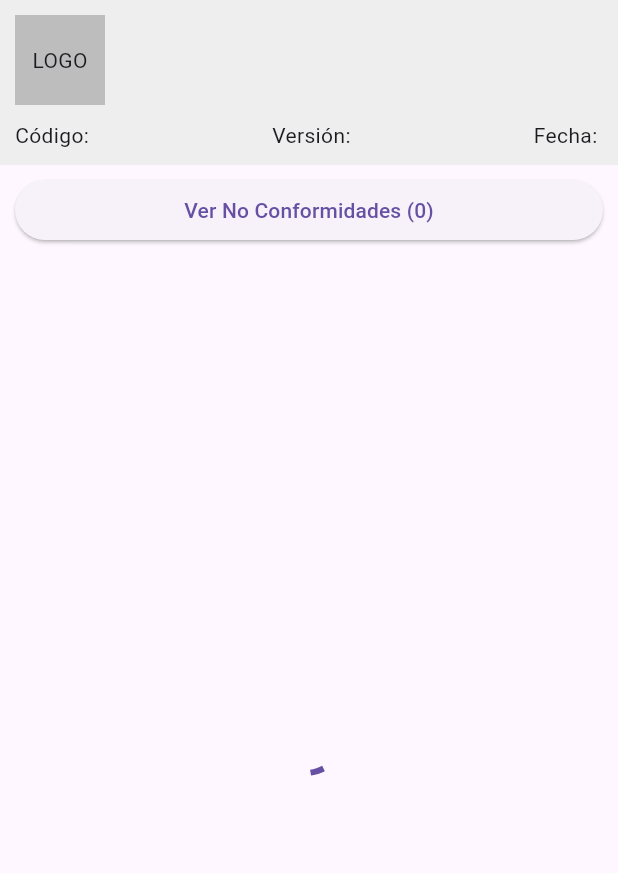
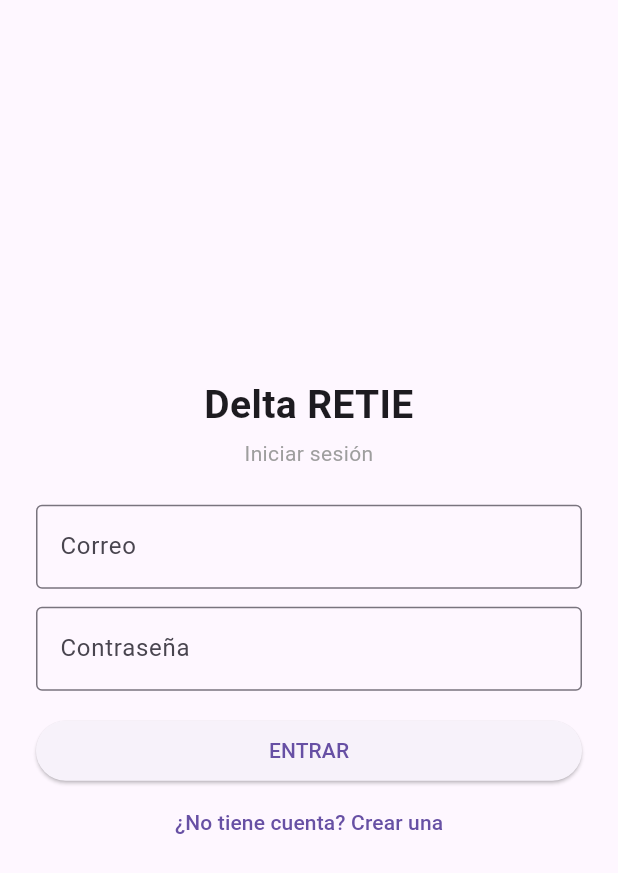
Before and after one commit to K470r/Delta_RETIE, a Flutter app: the screen it shows after launch, on a phone screen of 412 x 824 dp. Shown: the top 873 px of the screen. Run offline on Flutter 3.47's test engine with Material 3 defaults, Android fonts, the phone set to English and light mode, and no system bars; our stand-ins replace file_picker, image_picker, supabase_flutter; missing offline and left inert: record; accounts and stored records are empty.

Commit message:
Supabase: login, roles y admin principal
- Pantalla de login/registro con Supabase Auth; la app exige sesión
- Tabla perfiles con rol admin/inspector; directortecnico.gceisas@gmail.com
  queda como admin automáticamente al registrarse (trigger)
- RLS: cada inspector ve sus NC y evidencias; el admin ve todo
- Bucket de evidencias privado, rutas por usuario
- URL y anon key del proyecto como valores por defecto

Co-Authored-By: Claude Opus 5.5 <noreply@anthropic.com>
Claude-Session: https://claude.ai/code/session_01Ks4cfELCgwczTzWUGuvREb

```diff
--- a/lib/config/supabase_config.dart
+++ b/lib/config/supabase_config.dart
@@ -1,19 +1,21 @@
 /// Configuración de Supabase.
 ///
-/// Las credenciales NO se guardan en el código. Se pasan al compilar/ejecutar:
-///
-///   flutter run \
-///     --dart-define=SUPABASE_URL=https://xxxx.supabase.co \
-///     --dart-define=SUPABASE_ANON_KEY=eyJhbGciOi...
-///
-/// o con un archivo (no versionado):
+/// La URL y la anon key son públicas por diseño (van dentro de la app);
+/// la seguridad la dan el login y las políticas RLS de supabase/schema.sql.
+/// Se pueden reemplazar al compilar:
 ///
 ///   flutter run --dart-define-from-file=supabase.env.json
 class SupabaseConfig {
-  static const String url = String.fromEnvironment('SUPABASE_URL');
-  static const String anonKey = String.fromEnvironment('SUPABASE_ANON_KEY');
+  static const String url = String.fromEnvironment(
+    'SUPABASE_URL',
+    defaultValue: 'https://dfufdbqvppcarjgdwzne.supabase.co',
+  );
+  static const String anonKey = String.fromEnvironment(
+    'SUPABASE_ANON_KEY',
+    defaultValue: 'sb_publishable_fvZPKNZ8vsnqUM9hdLefDg_tQm1v_iX',
+  );
 
-  /// Bucket de Storage donde se suben las evidencias.
+  /// Bucket de Storage (privado) donde se suben las evidencias.
   static const String bucketEvidencias = 'evidencias';
 
   /// Tabla donde se guardan las no conformidades.
--- a/lib/main.dart
+++ b/lib/main.dart
@@ -1,4 +1,5 @@
 import 'package:flutter/material.dart';
+import 'screens/login_screen.dart';
 import 'services/supabase_service.dart';
 import 'test_json_screen.dart';
 
@@ -15,7 +16,26 @@ class MyApp extends StatelessWidget {
   Widget build(BuildContext context) {
     return MaterialApp(
       title: 'Delta RETIE',
-      home: TestJsonScreen(),
+      home: SupabaseService.disponible
+          ? const _AuthGate()
+          : TestJsonScreen(),
     );
   }
 }
+
+/// Muestra el login o la lista F-229 según haya sesión iniciada.
+class _AuthGate extends StatelessWidget {
+  const _AuthGate();
+
+  @override
+  Widget build(BuildContext context) {
+    return StreamBuilder(
+      stream: SupabaseService.cambiosSesion,
+      builder: (context, _) {
+        return SupabaseService.sesion == null
+            ? const LoginScreen()
+            : TestJsonScreen();
+      },
+    );
+  }
+}
--- /dev/null
+++ b/lib/screens/login_screen.dart
@@ -0,0 +1,151 @@
+import 'package:flutter/material.dart';
+import 'package:supabase_flutter/supabase_flutter.dart';
+
+import '../services/supabase_service.dart';
+
+/// Inicio de sesión / registro con correo y contraseña (Supabase Auth).
+class LoginScreen extends StatefulWidget {
+  const LoginScreen({super.key});
+
+  @override
+  State<LoginScreen> createState() => _LoginScreenState();
+}
+
+class _LoginScreenState extends State<LoginScreen> {
+  final _emailController = TextEditingController();
+  final _passwordController = TextEditingController();
+
+  bool _registrando = false;
+  bool _cargando = false;
+  String? _mensaje;
+
+  @override
+  void dispose() {
+    _emailController.dispose();
+    _passwordController.dispose();
+    super.dispose();
+  }
+
+  Future<void> _enviar() async {
+    final email = _emailController.text.trim();
+    final password = _passwordController.text;
+
+    if (email.isEmpty || password.length < 6) {
+      setState(() => _mensaje =
+          'Ingrese un correo y una contraseña de al menos 6 caracteres.');
+      return;
+    }
+
+    setState(() {
+      _cargando = true;
+      _mensaje = null;
+    });
+
+    try {
+      if (_registrando) {
+        final pendiente = await SupabaseService.registrar(email, password);
+        if (pendiente && mounted) {
+          setState(() {
+            _registrando = false;
+            _mensaje =
+                'Cuenta creada. Revise su correo ($email) y confirme la '
+                'cuenta; luego inicie sesión.';
+          });
+        }
+      } else {
+        await SupabaseService.iniciarSesion(email, password);
+      }
+    } on AuthException catch (e) {
+      if (mounted) setState(() => _mensaje = e.message);
+    } catch (e) {
+      if (mounted) setState(() => _mensaje = 'Error: $e');
+    } finally {
+      if (mounted) setState(() => _cargando = false);
+    }
+  }
+
+  @override
+  Widget build(BuildContext context) {
+    return Scaffold(
+      body: SafeArea(
+        child: Center(
+          child: SingleChildScrollView(
+            padding: const EdgeInsets.all(24),
+            child: ConstrainedBox(
+              constraints: const BoxConstraints(maxWidth: 400),
+              child: Column(
+                crossAxisAlignment: CrossAxisAlignment.stretch,
+                children: [
+                  const Text(
+                    'Delta RETIE',
+                    textAlign: TextAlign.center,
+                    style: TextStyle(
+                      fontSize: 26,
+                      fontWeight: FontWeight.bold,
+                    ),
+                  ),
+                  const SizedBox(height: 4),
+                  Text(
+                    _registrando ? 'Crear cuenta' : 'Iniciar sesión',
+                    textAlign: TextAlign.center,
+                    style: const TextStyle(color: Colors.grey),
+                  ),
+                  const SizedBox(height: 24),
+                  TextField(
+                    controller: _emailController,
+                    keyboardType: TextInputType.emailAddress,
+                    autocorrect: false,
+                    decoration: const InputDecoration(
+                      labelText: 'Correo',
+                      border: OutlineInputBorder(),
+                    ),
+                  ),
+                  const SizedBox(height: 12),
+                  TextField(
+                    controller: _passwordController,
+                    obscureText: true,
+                    onSubmitted: (_) => _enviar(),
+                    decoration: const InputDecoration(
+                      labelText: 'Contraseña',
+                      border: OutlineInputBorder(),
+                    ),
+                  ),
+                  const SizedBox(height: 16),
+                  if (_mensaje != null) ...[
+                    Text(
+                      _mensaje!,
+                      textAlign: TextAlign.center,
+                      style: const TextStyle(color: Colors.red),
+                    ),
+                    const SizedBox(height: 12),
+                  ],
+                  ElevatedButton(
+                    onPressed: _cargando ? null : _enviar,
+                    child: _cargando
+                        ? const SizedBox(
+                            width: 18,
+                            height: 18,
+                            child: CircularProgressIndicator(strokeWidth: 2),
+                          )
+                        : Text(_registrando ? 'CREAR CUENTA' : 'ENTRAR'),
+                  ),
+                  TextButton(
+                    onPressed: _cargando
+                        ? null
+                        : () => setState(() {
+                              _registrando = !_registrando;
+                              _mensaje = null;
+                            }),
+                    child: Text(_registrando
+                        ? '¿Ya tiene cuenta? Iniciar sesión'
+                        : '¿No tiene cuenta? Crear una'),
+                  ),
+                ],
+              ),
+            ),
+          ),
+        ),
+      ),
+    );
+  }
+}
```
Also changed, not shown: lib/services/supabase_service.dart (+51 -5 lines), lib/test_json_screen.dart (+39 -0 lines), 2 other files.
